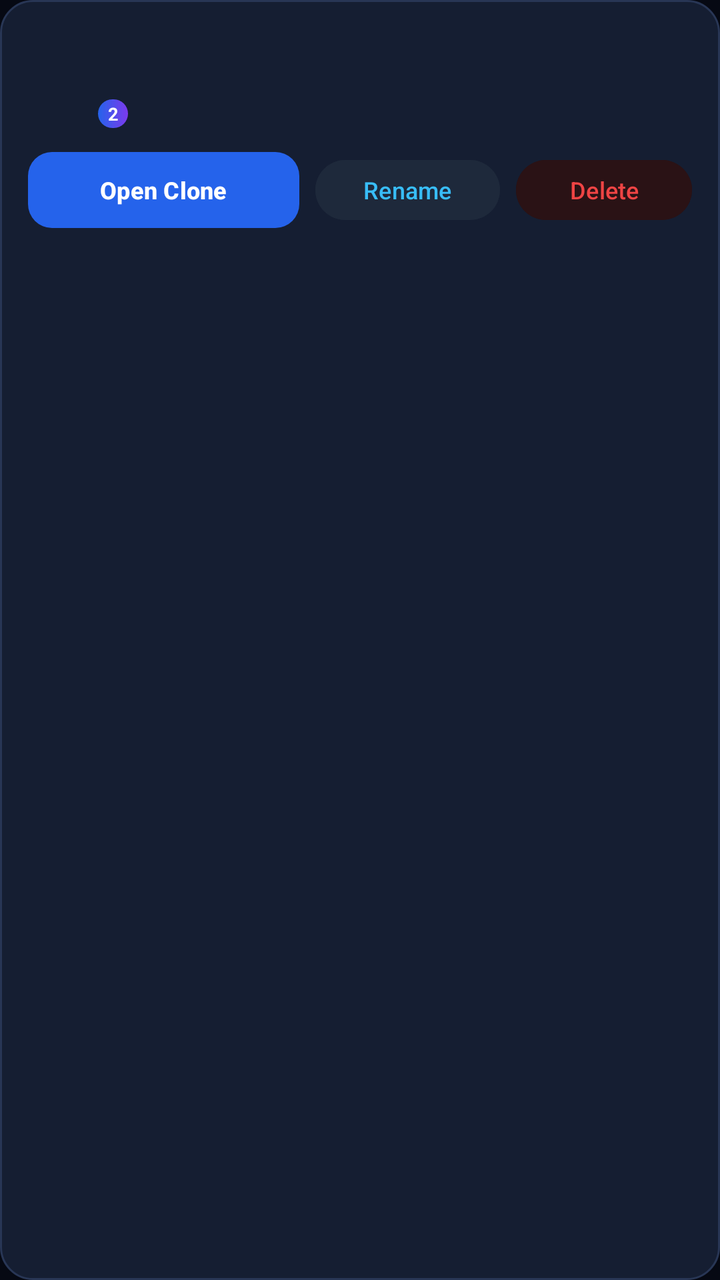
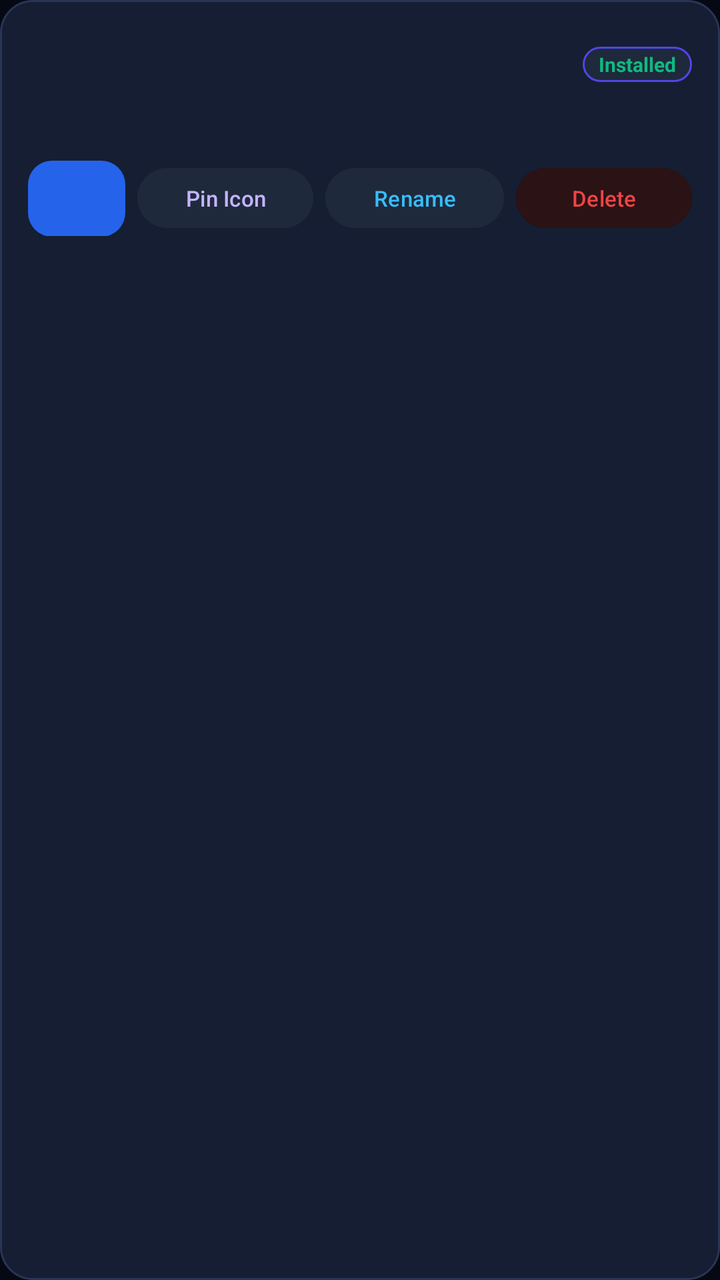

Before-and-after screenshots of an Android layout around one commit, followed by the original layout XML and the change that was made.
<!-- AndroidManifest.xml: application theme Theme.NarendraAppsCloner -->
<!-- res/layout/item_cloned_app.xml -->
<?xml version="1.0" encoding="utf-8"?>
<LinearLayout xmlns:android="http://schemas.android.com/apk/res/android"
    android:layout_width="match_parent"
    android:layout_height="wrap_content"
    android:layout_marginBottom="10dp"
    android:background="@drawable/bg_card_dark"
    android:orientation="vertical"
    android:padding="14dp">

    <LinearLayout
        android:layout_width="match_parent"
        android:layout_height="wrap_content"
        android:gravity="center_vertical"
        android:orientation="horizontal">

        <FrameLayout
            android:layout_width="50dp"
            android:layout_height="50dp">

            <ImageView
                android:id="@+id/ivCloneIcon"
                android:layout_width="46dp"
                android:layout_height="46dp"
                android:layout_gravity="center"
                android:contentDescription="Clone Icon" />

            <TextView
                android:id="@+id/tvCloneBadge"
                android:layout_width="wrap_content"
                android:layout_height="wrap_content"
                android:layout_gravity="bottom|end"
                android:background="@drawable/bg_button_primary"
                android:paddingStart="5dp"
                android:paddingTop="1dp"
                android:paddingEnd="5dp"
                android:paddingBottom="1dp"
                android:text="2"
                android:textColor="@color/white"
                android:textSize="9sp"
                android:textStyle="bold" />
        </FrameLayout>

        <LinearLayout
            android:layout_width="0dp"
            android:layout_height="wrap_content"
            android:layout_marginStart="12dp"
            android:layout_weight="1"
            android:orientation="vertical">

            <TextView
                android:id="@+id/tvCloneName"
                android:layout_width="wrap_content"
                android:layout_height="wrap_content"
                android:ellipsize="end"
                android:maxLines="1"
                android:textColor="@color/white"
                android:textSize="15sp"
                android:textStyle="bold" />

            <TextView
                android:id="@+id/tvClonePackage"
                android:layout_width="wrap_content"
                android:layout_height="wrap_content"
                android:layout_marginTop="2dp"
                android:ellipsize="end"
                android:maxLines="1"
                android:textColor="@color/colorTextSecondary"
                android:textSize="11sp" />
        </LinearLayout>
    </LinearLayout>

    <LinearLayout
        android:layout_width="match_parent"
        android:layout_height="wrap_content"
        android:layout_marginTop="12dp"
        android:gravity="end"
        android:orientation="horizontal">

        <Button
            android:id="@+id/btnOpenClone"
            android:layout_width="0dp"
            android:layout_height="38dp"
            android:layout_weight="1"
            android:background="@drawable/bg_button_primary"
            android:text="Open Clone"
            android:textAllCaps="false"
            android:textColor="@color/white"
            android:textSize="12sp"
            android:textStyle="bold" />

        <Button
            android:id="@+id/btnRenameClone"
            android:layout_width="wrap_content"
            android:layout_height="38dp"
            android:layout_marginStart="8dp"
            android:backgroundTint="#1E293B"
            android:text="Rename"
            android:textAllCaps="false"
            android:textColor="@color/colorAccentCyan"
            android:textSize="12sp" />

        <Button
            android:id="@+id/btnDeleteClone"
            android:layout_width="wrap_content"
            android:layout_height="38dp"
            android:layout_marginStart="8dp"
            android:backgroundTint="#2A1215"
            android:text="Delete"
            android:textAllCaps="false"
            android:textColor="@color/colorDangerRed"
            android:textSize="12sp" />
    </LinearLayout>

</LinearLayout>
<!-- resources referenced by this layout -->
<resources>
  <color name="colorAccentCyan">#38BDF8</color>
  <color name="colorDangerRed">#EF4444</color>
  <color name="colorTextSecondary">#94A3B8</color>
  <color name="white">#FFFFFF</color>
  <!-- drawable bg_button_primary (drawable) -->
  <?xml version="1.0" encoding="utf-8"?>
  <shape xmlns:android="http://schemas.android.com/apk/res/android"
      android:shape="rectangle">
      <gradient
          android:angle="0"
          android:startColor="#2563EB"
          android:endColor="#7C3AED" />
      <corners android:radius="12dp" />
  </shape>
  <!-- drawable bg_card_dark (drawable) -->
  <?xml version="1.0" encoding="utf-8"?>
  <shape xmlns:android="http://schemas.android.com/apk/res/android"
      android:shape="rectangle">
      <solid android:color="@color/colorCardDark" />
      <corners android:radius="16dp" />
      <stroke
          android:width="1dp"
          android:color="@color/colorCardBorder" />
  </shape>
  <style name="Theme.NarendraAppsCloner" parent="Theme.Material3.DayNight.NoActionBar">
          <item name="colorPrimary">@color/colorPrimaryBlue</item>
          <item name="colorSecondary">@color/colorPrimaryPurple</item>
          <item name="android:windowBackground">@color/colorBackgroundDark</item>
          <item name="android:statusBarColor">@color/colorBackgroundDark</item>
          <item name="android:navigationBarColor">@color/colorBackgroundDark</item>
      </style>
  <color name="colorCardDark">#151E32</color>
  <color name="colorCardBorder">#283655</color>
  <color name="colorPrimaryBlue">#2563EB</color>
  <color name="colorPrimaryPurple">#7C3AED</color>
  <color name="colorBackgroundDark">#060913</color>
</resources>

<!-- the commit's change to res/layout/item_cloned_app.xml (unified diff, before → after) -->
@@ -14,15 +14,15 @@
         android:orientation="horizontal">
 
         <FrameLayout
-            android:layout_width="50dp"
-            android:layout_height="50dp">
+            android:layout_width="54dp"
+            android:layout_height="54dp">
 
             <ImageView
                 android:id="@+id/ivCloneIcon"
-                android:layout_width="46dp"
-                android:layout_height="46dp"
+                android:layout_width="50dp"
+                android:layout_height="50dp"
                 android:layout_gravity="center"
-                android:contentDescription="Clone Icon" />
+                android:contentDescription="Cloned App Icon" />
 
             <TextView
                 android:id="@+id/tvCloneBadge"
@@ -37,7 +37,8 @@
                 android:text="2"
                 android:textColor="@color/white"
                 android:textSize="9sp"
-                android:textStyle="bold" />
+                android:textStyle="bold"
+                android:visibility="gone" />
         </FrameLayout>
 
         <LinearLayout
@@ -47,21 +48,44 @@
             android:layout_weight="1"
             android:orientation="vertical">
 
-            <TextView
-                android:id="@+id/tvCloneName"
-                android:layout_width="wrap_content"
+            <LinearLayout
+                android:layout_width="match_parent"
                 android:layout_height="wrap_content"
-                android:ellipsize="end"
-                android:maxLines="1"
-                android:textColor="@color/white"
-                android:textSize="15sp"
-                android:textStyle="bold" />
+                android:gravity="center_vertical"
+                android:orientation="horizontal">
+
+                <TextView
+                    android:id="@+id/tvCloneName"
+                    android:layout_width="0dp"
+                    android:layout_height="wrap_content"
+                    android:layout_weight="1"
+                    android:ellipsize="end"
+                    android:maxLines="1"
+                    android:textColor="@color/white"
+                    android:textSize="15sp"
+                    android:textStyle="bold" />
+
+                <TextView
+                    android:id="@+id/tvInstallStatus"
+                    android:layout_width="wrap_content"
+                    android:layout_height="wrap_content"
+                    android:layout_marginStart="6dp"
+                    android:background="@drawable/bg_badge_pill"
+                    android:paddingStart="8dp"
+                    android:paddingTop="2dp"
+                    android:paddingEnd="8dp"
+                    android:paddingBottom="2dp"
+                    android:text="Installed"
+                    android:textColor="@color/colorEmerald"
+                    android:textSize="10sp"
+                    android:textStyle="bold" />
+            </LinearLayout>
 
             <TextView
                 android:id="@+id/tvClonePackage"
                 android:layout_width="wrap_content"
                 android:layout_height="wrap_content"
-                android:layout_marginTop="2dp"
+                android:layout_marginTop="3dp"
                 android:ellipsize="end"
                 android:maxLines="1"
                 android:textColor="@color/colorTextSecondary"
@@ -89,26 +113,37 @@
             android:textStyle="bold" />
 
         <Button
+            android:id="@+id/btnPinIcon"
+            android:layout_width="wrap_content"
+            android:layout_height="38dp"
+            android:layout_marginStart="6dp"
+            android:backgroundTint="#1E293B"
+            android:text="Pin Icon"
+            android:textAllCaps="false"
+            android:textColor="#C4B5FD"
+            android:textSize="11sp" />
+
+        <Button
             android:id="@+id/btnRenameClone"
             android:layout_width="wrap_content"
             android:layout_height="38dp"
-            android:layout_marginStart="8dp"
+            android:layout_marginStart="6dp"
             android:backgroundTint="#1E293B"
             android:text="Rename"
             android:textAllCaps="false"
             android:textColor="@color/colorAccentCyan"
-            android:textSize="12sp" />
+            android:textSize="11sp" />
 
         <Button
             android:id="@+id/btnDeleteClone"
             android:layout_width="wrap_content"
             android:layout_height="38dp"
-            android:layout_marginStart="8dp"
+            android:layout_marginStart="6dp"
             android:backgroundTint="#2A1215"
             android:text="Delete"
             android:textAllCaps="false"
             android:textColor="@color/colorDangerRed"
-            android:textSize="12sp" />
+            android:textSize="11sp" />
     </LinearLayout>
 
 </LinearLayout>
<!-- resource entries referenced after the edit -->
@@ -2,8 +2,19 @@
 <resources>
   <color name="colorAccentCyan">#38BDF8</color>
   <color name="colorDangerRed">#EF4444</color>
+  <color name="colorEmerald">#10B981</color>
   <color name="colorTextSecondary">#94A3B8</color>
   <color name="white">#FFFFFF</color>
+  <!-- drawable bg_badge_pill (drawable) -->
+  <?xml version="1.0" encoding="utf-8"?>
+  <shape xmlns:android="http://schemas.android.com/apk/res/android"
+      android:shape="rectangle">
+      <solid android:color="#1E293B" />
+      <corners android:radius="20dp" />
+      <stroke
+          android:width="1dp"
+          android:color="#4F46E5" />
+  </shape>
   <!-- drawable bg_button_primary (drawable) -->
   <?xml version="1.0" encoding="utf-8"?>
   <shape xmlns:android="http://schemas.android.com/apk/res/android"
